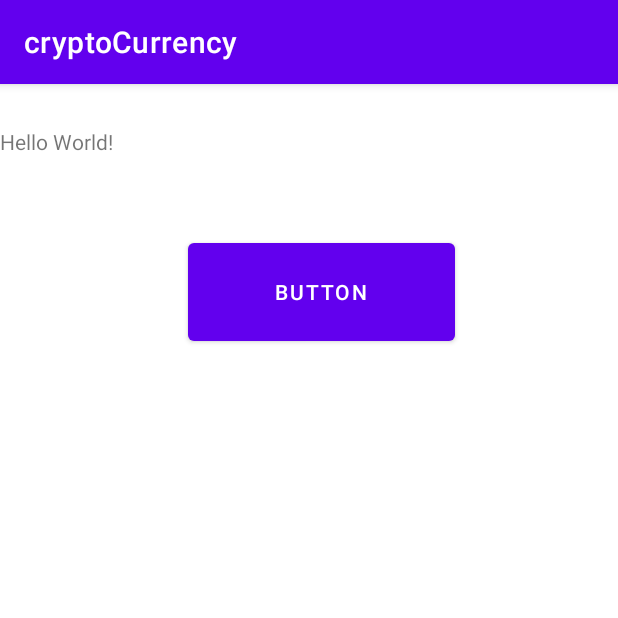
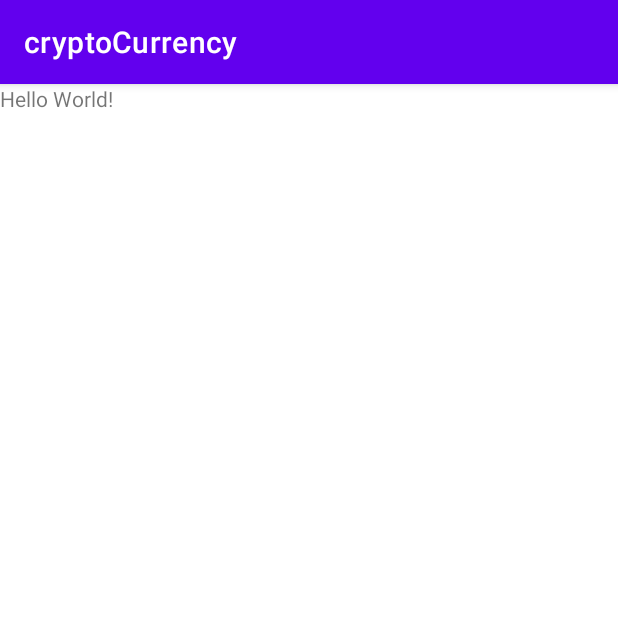
Before and after one commit to hossor/cryptoCurrency, an Android app: the screen it shows after launch (MainActivity), on a phone screen of 412 x 824 dp, the top half of it. Run offline under Robolectric (Android 15) with nearby library versions, the phone set to English and light mode, and no system bars.

Commit message:
remove Button

```diff
--- a/app/src/main/res/layout/activity_main.xml
+++ b/app/src/main/res/layout/activity_main.xml
@@ -15,14 +15,4 @@
         app:layout_constraintRight_toRightOf="parent"
         app:layout_constraintTop_toTopOf="parent" />
 
-    <Button
-        android:id="@+id/button"
-        android:layout_width="178dp"
-        android:layout_height="77dp"
-        android:text="Button"
-        android:layout_marginTop="100dp"
-        android:layout_marginLeft="50dp"
-
-         />
-
 </LinearLayout>
```
